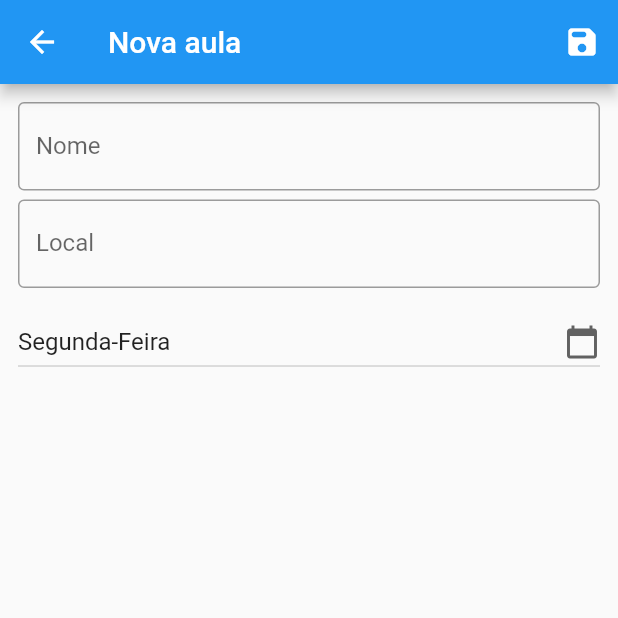
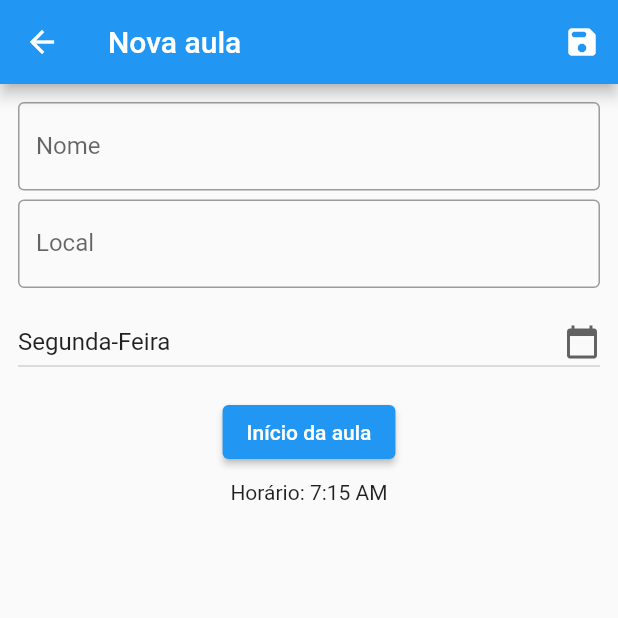
Before and after one commit to HelenDeunerFerreira/mySchedule, a Flutter app: the NewClass screen opened by its route, on a phone screen of 412 x 824 dp, the top half of it. Run offline on Flutter 3.47's test engine with Material 2 defaults, Android fonts, the phone set to English and light mode, and no system bars.

Commit message:
time picker funcionando - o horário não fica salvo

```diff
--- a/lib/list_classes.dart
+++ b/lib/list_classes.dart
@@ -47,7 +47,7 @@ class _ListClassesState extends State<ListClasses> {
       //     : const Icon(Icons.favorite_outline),
       title: Text(myClass.name),
       subtitle: Text(myClass.dayOfWeek),
-        trailing: Text(myClass.local),
+      trailing: Text(myClass.local)
       // onLongPress: () {
       //   setState(() {
       //     myClass.like = !myClass.like;
--- a/lib/model/class.dart
+++ b/lib/model/class.dart
@@ -2,8 +2,12 @@ class MyClass {
   final String name;
   final String dayOfWeek;
   final String local;
+  final String hora;
   // bool like = false;
 
   const MyClass(
-      {required this.name, required this.dayOfWeek, required this.local});
+      {required this.name,
+      required this.dayOfWeek,
+      required this.local,
+      required this.hora});
 }
--- a/lib/new_class.dart
+++ b/lib/new_class.dart
@@ -25,19 +25,21 @@ class _NewClassState extends State<NewClass> {
 
   final _nomeController = TextEditingController();
   final _localController = TextEditingController();
+  final _horaController = TextEditingController();
 
-  // TimeOfDay _time = const TimeOfDay(hour: 7, minute: 15);
+  TimeOfDay _time = const TimeOfDay(hour: 7, minute: 15);
 
-  // void _selectTime() async {
-  //   final TimeOfDay? newTime = await showTimePicker(
-  //     context: context,
-  //     initialTime: _time,
-  //   );
-  //   if (newTime != null) {
-  //     setState(() {
-  //       _time = newTime;
-  //     });
-  //   }
+  void _selectTime() async {
+    final TimeOfDay? newTime = await showTimePicker(
+      context: context,
+      initialTime: _time,
+    );
+    if (newTime != null) {
+      setState(() {
+        _time = newTime;
+      });
+    }
+  }
 
   @override
   Widget build(BuildContext context) {
@@ -50,7 +52,8 @@ class _NewClassState extends State<NewClass> {
                 MyClass myClass = MyClass(
                     name: _nomeController.text,
                     dayOfWeek: dropdownValue,
-                    local: _localController.text);
+                    local: _localController.text,
+                    hora: _horaController.text);
                 Navigator.pop(context, myClass);
               },
               icon: const Icon(Icons.save_rounded))
@@ -92,6 +95,17 @@ class _NewClassState extends State<NewClass> {
               });
             },
           ),
+          const SizedBox(
+            height: 12,
+          ),
+          ElevatedButton(
+            onPressed: _selectTime,
+            child: const Text('Início da aula'),
+          ),
+          const SizedBox(height: 8),
+          Text(
+            'Horário: ${_time.format(context)}',
+          ),
         ]),
       ),
     );
```
Also changed, not shown: lib/time_picker.dart (deleted, +0 -61 lines). Lines whose indentation alone changed are shown as unchanged.
